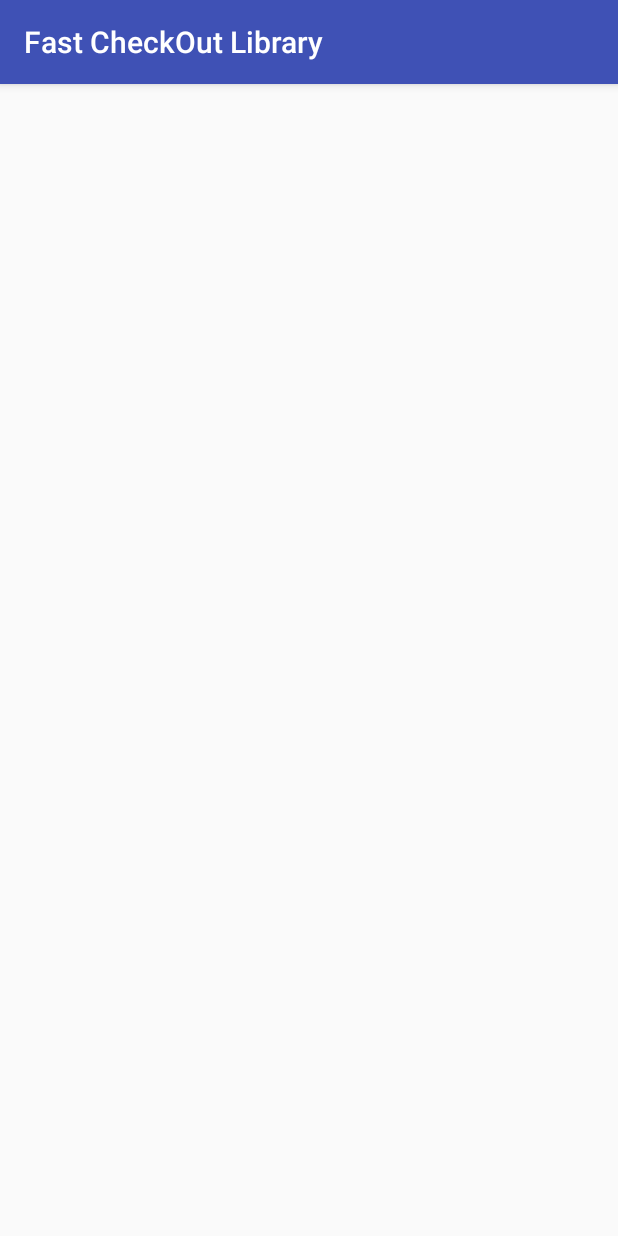
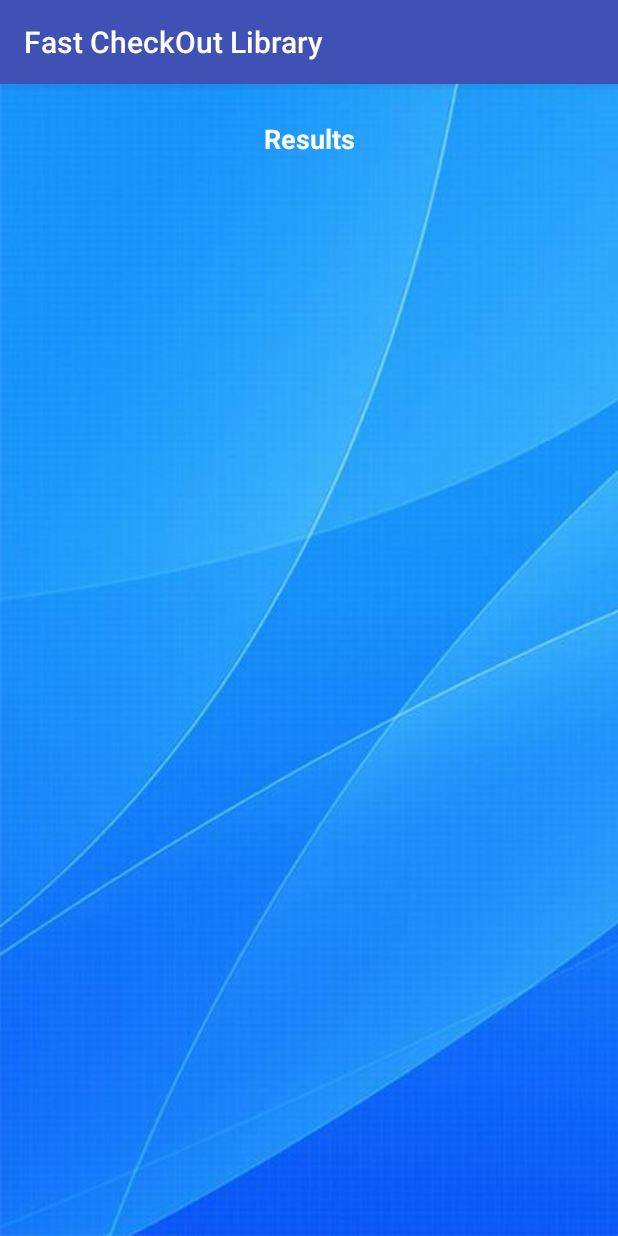
Before and after one commit to akarina1390/FastCheckOutLibrary, an Android app: the SearchResults screen opened directly, with no data from a screen before it, on a phone screen of 412 x 824 dp. Run offline under Robolectric (Android 15) with nearby library versions, the phone set to English and light mode, and no system bars.

Commit message:
User Interface

```diff
--- a/app/src/main/AndroidManifest.xml
+++ b/app/src/main/AndroidManifest.xml
@@ -19,7 +19,8 @@
         <activity android:name=".AdminView" />
         <activity android:name=".NewUserAccount" />
         <activity android:name=".BookSearch" />
-        <activity android:name=".SearchResults"></activity>
+        <activity android:name=".SearchResults" />
+        <activity android:name=".ListOfBooksResults"></activity>
     </application>
 
 </manifest>
--- a/app/src/main/res/layout/activity_search_results.xml
+++ b/app/src/main/res/layout/activity_search_results.xml
@@ -4,6 +4,52 @@
     xmlns:tools="http://schemas.android.com/tools"
     android:layout_width="match_parent"
     android:layout_height="match_parent"
-    tools:context="com.example.anakarinacarrocci.fastcheckoutlibrary.SearchResults">
+    tools:context="com.example.anakarinacarrocci.fastcheckoutlibrary.SearchResults"
+    android:background="@drawable/background_blue">
 
+    <LinearLayout
+        android:layout_width="110dp"
+        android:layout_height="23dp"
+        android:orientation="horizontal"
+        app:layout_constraintBottom_toBottomOf="parent"
+        app:layout_constraintLeft_toLeftOf="parent"
+        app:layout_constraintRight_toRightOf="parent"
+        app:layout_constraintTop_toTopOf="parent"
+        app:layout_constraintVertical_bias="0.032">
+
+        <TextView
+            android:id="@+id/textViewResults"
+            android:layout_width="wrap_content"
+            android:layout_height="wrap_content"
+            android:layout_weight="1"
+            android:text="Results"
+            android:textAlignment="center"
+            android:textColor="@android:color/white"
+            android:textSize="18sp"
+            android:textStyle="bold"
+            tools:layout_editor_absoluteX="63dp"
+            tools:layout_editor_absoluteY="135dp" />
+    </LinearLayout>
+
+    <LinearLayout
+        android:layout_width="358dp"
+        android:layout_height="419dp"
+        android:orientation="horizontal"
+        app:layout_constraintBottom_toBottomOf="parent"
+        app:layout_constraintLeft_toLeftOf="parent"
+        app:layout_constraintRight_toRightOf="parent"
+        app:layout_constraintTop_toTopOf="parent"
+        app:layout_constraintVertical_bias="0.719">
+
+        <ExpandableListView
+            android:id="@+id/ListOfResults"
+            android:layout_width="match_parent"
+            android:layout_height="match_parent"
+            android:cacheColorHint="@android:color/white"
+            android:drawable="@android:color/white"
+            android:state_pressed="true"
+            tools:layout_editor_absoluteX="8dp"
+            tools:layout_editor_absoluteY="8dp" />
+
+    </LinearLayout>
 </android.support.constraint.ConstraintLayout>
```
Also changed, not shown: app/src/main/java/com/example/anakarinacarrocci/fastcheckoutlibrary/ListOfBooksResults.java (added, +13 -0 lines), app/src/main/res/layout/activity_list_of_books_results.xml (added, +54 -0 lines), app/src/main/ic_ok-web.png (added), app/src/main/res/mipmap-hdpi/ic_ok.png (added), app/src/main/res/mipmap-mdpi/ic_ok.png (added), app/src/main/res/mipmap-xhdpi/ic_ok.png (added), app/src/main/res/mipmap-xxhdpi/ic_ok.png (added), app/src/main/res/mipmap-xxxhdpi/ic_ok.png (added).
